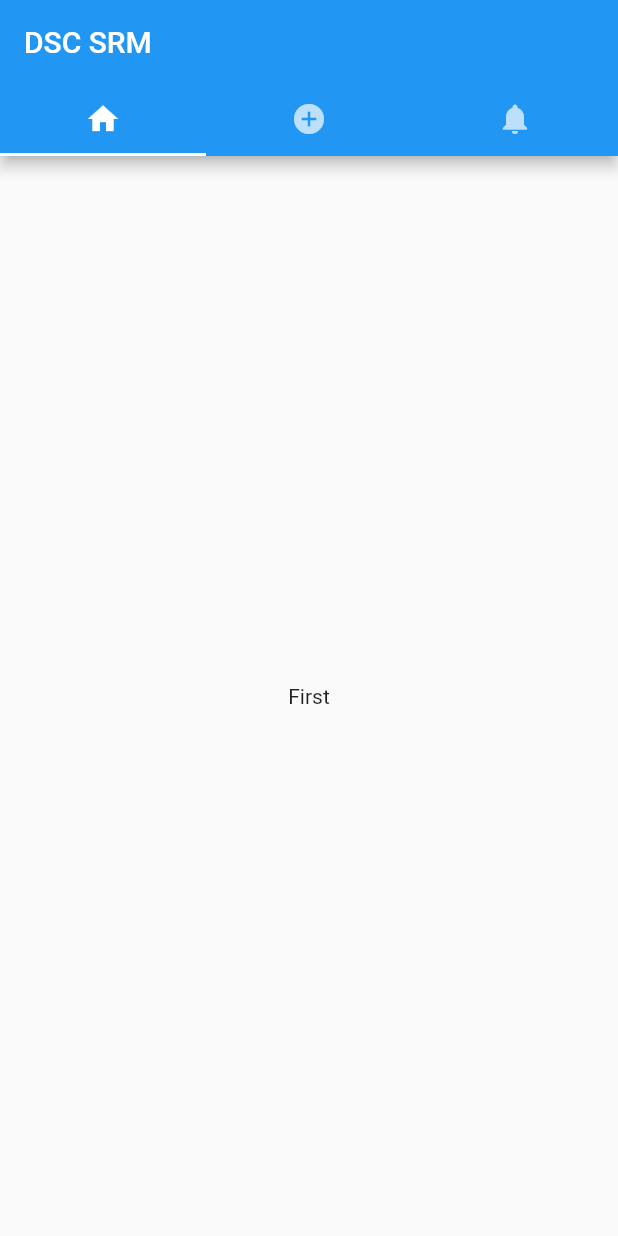
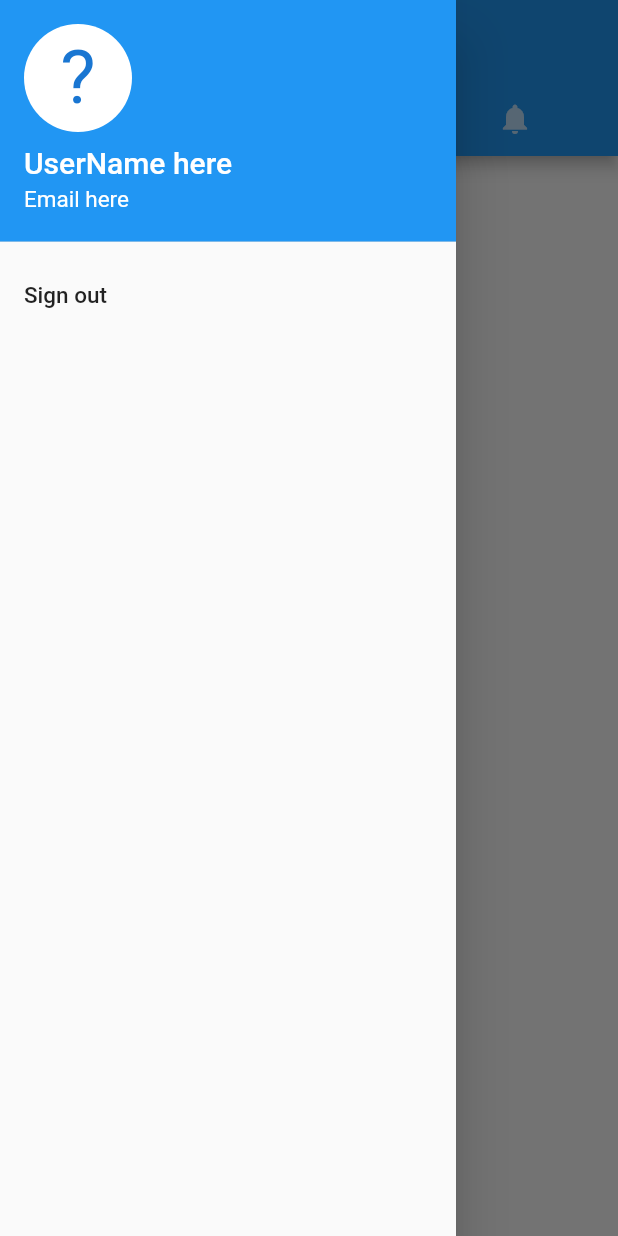
Before and after one commit to bgrgv/dscsrmapp, a Flutter app: the screen it shows after launch, with the side drawer open (before the commit the screen has no drawer), on a phone screen of 412 x 824 dp. Run offline on Flutter 3.47's test engine with Material 2 defaults, Android fonts, the phone set to English and light mode, and no system bars; our stand-ins replace webview_flutter.

```diff
--- a/lib/main.dart
+++ b/lib/main.dart
@@ -23,6 +23,26 @@ class Main extends StatelessWidget {
       home: DefaultTabController(
         length: 3,
         child: Scaffold(
+          drawer: Drawer(
+            child: ListView(
+              children: <Widget>[
+                UserAccountsDrawerHeader(
+                  accountName: Text("UserName here", style: TextStyle(fontSize: 20.0)),
+                  accountEmail: Text("Email here", style: TextStyle(fontSize: 15.0)),
+                  currentAccountPicture: CircleAvatar(
+                    backgroundColor: Colors.white,
+                    child: Text("?",style: TextStyle(fontSize: 50.0),
+                    ),
+                  ),
+                ),
+                ListTile(
+                  title: Text("Sign out", style: TextStyle(fontSize: 15.0)),
+                  //onTap: yet to figure out what to put here
+                )
+              ],
+              )
+
+          ),
           appBar: AppBar(
             bottom: TabBar(
               tabs: [
```
Also changed, not shown: pubspec.lock.
